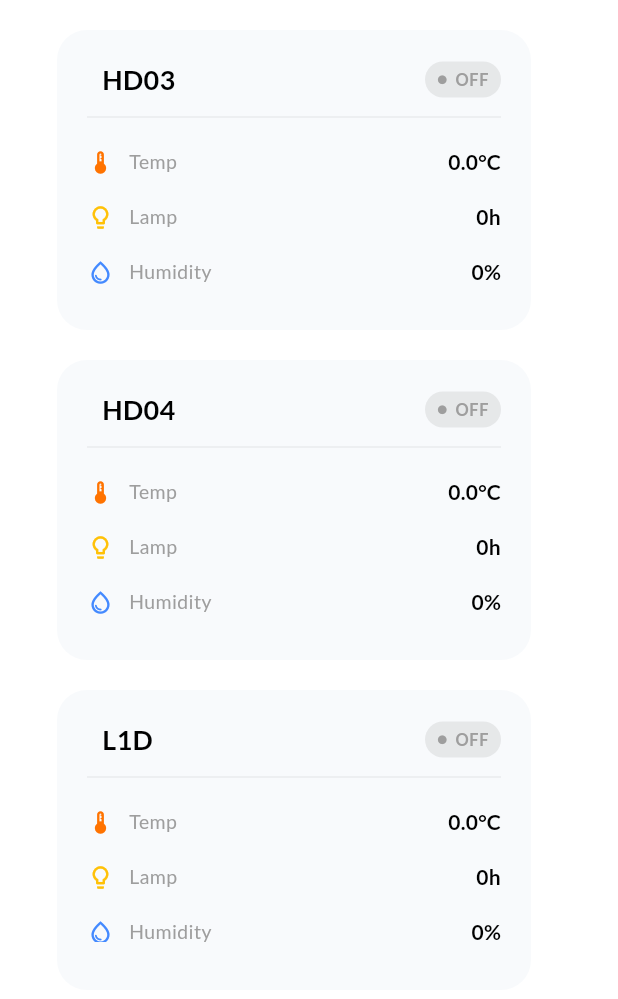
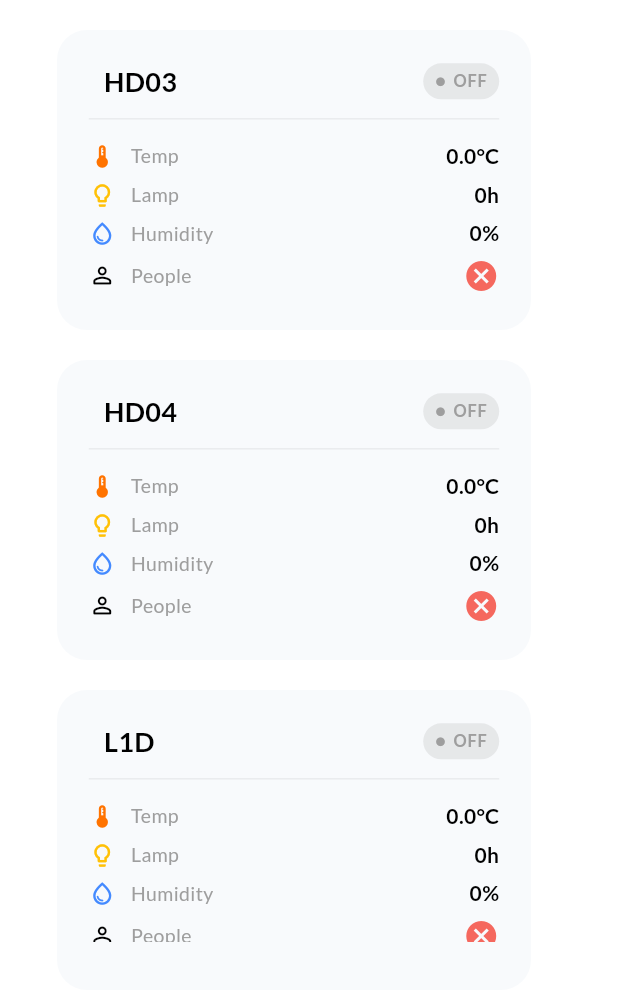
Before and after one commit to jasonmudali/iot_projector_monitoring_dashboard, a Flutter app: the screen it shows after launch, on a phone screen of 412 x 824 dp, the part 237-1236 px from its top. Run offline on Flutter 3.47's test engine with Material 3 defaults, Android fonts, the phone set to English and light mode, and no system bars; our stand-ins replace bloc, dotted_border, file_picker, fl_chart, flutter_bloc, font_awesome_flutter and 3 more; missing offline and left inert: excel, mqtt_client; accounts and stored records are empty.

Commit message:
fix: fix scrolling bug on dashboard  and responsiveness bug on schedule list view. add: new field for projector model

```diff
--- a/lib/model/projector_model.dart
+++ b/lib/model/projector_model.dart
@@ -3,12 +3,14 @@ class ProjectorModel {
   final String status;
   final double temperature;
   final double humidity;
+  final bool presence;
 
   ProjectorModel({
     this.id = "HD3",
     this.status = "OFF",
     this.temperature = 0.0,
     this.humidity = 0.0,
+    this.presence = false,
   });
 
   factory ProjectorModel.fromJson(Map<String, dynamic> json) {
@@ -17,6 +19,7 @@ class ProjectorModel {
       status: json['status'] ?? "OFF",
       temperature: json['temperature']?.toDouble() ?? 0.0,
       humidity: json['humidity']?.toDouble() ?? 0.0,
+      presence: json['presence'] ?? false,
     );
   }
 
@@ -26,6 +29,7 @@ class ProjectorModel {
       'status': status,
       'temperature': temperature,
       'humidity': humidity,
+      'presence': presence,
     };
   }
 }
--- a/lib/page/dashboard.dart
+++ b/lib/page/dashboard.dart
@@ -4,14 +4,12 @@ import 'package:skripsi_iot_projector/page/bloc/cubit/lampusage_hours_cubit.dart
 import 'package:skripsi_iot_projector/page/bloc/mqtt/mqtt_bloc.dart';
 import 'package:flutter_bloc/flutter_bloc.dart';
 import 'package:go_router/go_router.dart';
-import 'package:skripsi_iot_projector/page/detail_dashboard.dart';
 
 class Dashboard extends StatelessWidget {
   const Dashboard({super.key});
 
   @override
   Widget build(BuildContext context) {
-    final isDark = Theme.of(context).brightness == Brightness.dark;
     final cardColor = Theme.of(context).canvasColor;
 
     final double screenWidth = MediaQuery.of(context).size.width;
@@ -19,6 +17,14 @@ class Dashboard extends StatelessWidget {
 
     return Padding(
       padding: const EdgeInsets.all(18.0),
+      child: SingleChildScrollView(
+        child: BlocBuilder<MqttBloc, MqttState>(
+          builder: (context, state) {
+            final data = (state as ProjectorState).projectorStats;
+            return Padding(
+              padding: isDesktop
+                  ? EdgeInsets.zero
+                  : const EdgeInsets.only(right: 20),
               child: Column(
                 crossAxisAlignment: isDesktop
                     ? CrossAxisAlignment.start
@@ -32,16 +38,7 @@ class Dashboard extends StatelessWidget {
                     ),
                   ),
                   SizedBox(height: 20),
-          Expanded(
-            child: SingleChildScrollView(
-              child: BlocBuilder<MqttBloc, MqttState>(
-                builder: (context, state) {
-                  final data = (state as ProjectorState).projectorStats;
-                  return Padding(
-                    padding: isDesktop
-                        ? EdgeInsets.zero
-                        : const EdgeInsets.only(right: 20),
-                    child: Wrap(
+                  Wrap(
                     spacing: 20,
                     runSpacing: 20,
                     children: [
@@ -52,6 +49,7 @@ class Dashboard extends StatelessWidget {
                         hours: "0",
                         humidity: data["HD03"]?.humidity ?? 0.0,
                         isOn: data["HD03"]?.status == "ON" ? true : false,
+                        isHumanPresent: data["HD03"]?.presence ?? false,
                         cardColor: cardColor,
                       ),
                       _buildClassCard(
@@ -61,6 +59,7 @@ class Dashboard extends StatelessWidget {
                         hours: "0",
                         humidity: data["HD04"]?.humidity ?? 0.0,
                         isOn: data["HD04"]?.status == "ON" ? true : false,
+                        isHumanPresent: data["HD04"]?.presence ?? false,
                         cardColor: cardColor,
                       ),
                       _buildClassCard(
@@ -70,16 +69,16 @@ class Dashboard extends StatelessWidget {
                         hours: "0",
                         humidity: data["L1D"]?.humidity ?? 0.0,
                         isOn: data["L1D"]?.status == "ON" ? true : false,
+                        isHumanPresent: data["L1D"]?.presence ?? false,
                         cardColor: cardColor,
+                      ),
+                    ],
                   ),
                 ],
               ),
             );
           },
         ),
-            ),
-          ),
-        ],
       ),
     );
   }
@@ -92,6 +91,7 @@ Widget _buildClassCard(
   required double humidity,
   required String hours,
   required bool isOn,
+  required bool isHumanPresent,
   required Color cardColor,
 }) {
   final double width = MediaQuery.of(context).size.width;
@@ -124,6 +124,10 @@ Widget _buildClassCard(
       decoration: BoxDecoration(
         color: cardColor,
         borderRadius: BorderRadius.circular(20),
+        border: Border.all(
+          color: isOn ? statusColor : Colors.transparent,
+          width: 1.2,
+        ),
       ),
       child: Column(
         crossAxisAlignment: CrossAxisAlignment.start,
@@ -142,7 +146,9 @@ Widget _buildClassCard(
               Container(
                 padding: const EdgeInsets.symmetric(horizontal: 8, vertical: 4),
                 decoration: BoxDecoration(
-                  color: statusColor.withOpacity(0.2),
+                  color: isOn
+                      ? statusColor.withOpacity(0.3)
+                      : statusColor.withOpacity(0.2),
                   borderRadius: BorderRadius.circular(20),
                 ),
                 child: Row(
@@ -175,21 +181,38 @@ Widget _buildClassCard(
                 _infoRow(
                   Icons.thermostat_rounded,
                   "Temp",
+                  Text(
                     "${temp.toStringAsFixed(1)}°C",
+                    style: const TextStyle(fontWeight: FontWeight.bold),
+                  ),
                   const Color.fromARGB(255, 255, 115, 0),
                 ),
                 _infoRow(
                   Icons.lightbulb_outline_rounded,
                   "Lamp",
-                  "${hours}h",
+                  Text("${hours}h"),
                   Colors.amber,
                   roomName,
                 ),
                 _infoRow(
                   Icons.water_drop_outlined,
                   "Humidity",
+                  Text(
                     "${humidity.toStringAsFixed(0)}%",
+                    style: const TextStyle(fontWeight: FontWeight.bold),
+                  ),
                   Colors.blueAccent,
+                ),
+                _infoRow(
+                  Icons.person_outline_rounded,
+                  "People",
+                  isHumanPresent
+                      ? Icon(
+                          Icons.check_circle_outline,
+                          color: Colors.green.withOpacity(0.8),
+                        )
+                      : Icon(Icons.cancel, color: Colors.red.withOpacity(0.8)),
+                  Colors.black,
                 ),
               ],
             ),
@@ -203,7 +226,7 @@ Widget _buildClassCard(
 Widget _infoRow(
   IconData icon,
   String label,
-  String value,
+  Widget value,
   Color color, [
   String? roomName,
 ]) {
@@ -236,7 +259,7 @@ Widget _infoRow(
                 return const Text('Loading...');
               },
             )
-          : Text(value, style: const TextStyle(fontWeight: FontWeight.bold)),
+          : value,
     ],
   );
 }
--- a/lib/page/schedule.dart
+++ b/lib/page/schedule.dart
@@ -299,6 +299,7 @@ class _ScheduleState extends State<Schedule> {
                             groupedSchedules: groupedTodaySchedule,
                             selectedDay: activeSelectedDay,
                             isMobile: isMobile,
+                            isDesktop: isDesktop,
                           ),
                         ),
                       ],
```
Also changed, not shown: lib/widgets/schedule_list_view.dart (+10 -24 lines). Lines whose indentation alone changed are shown as unchanged.
